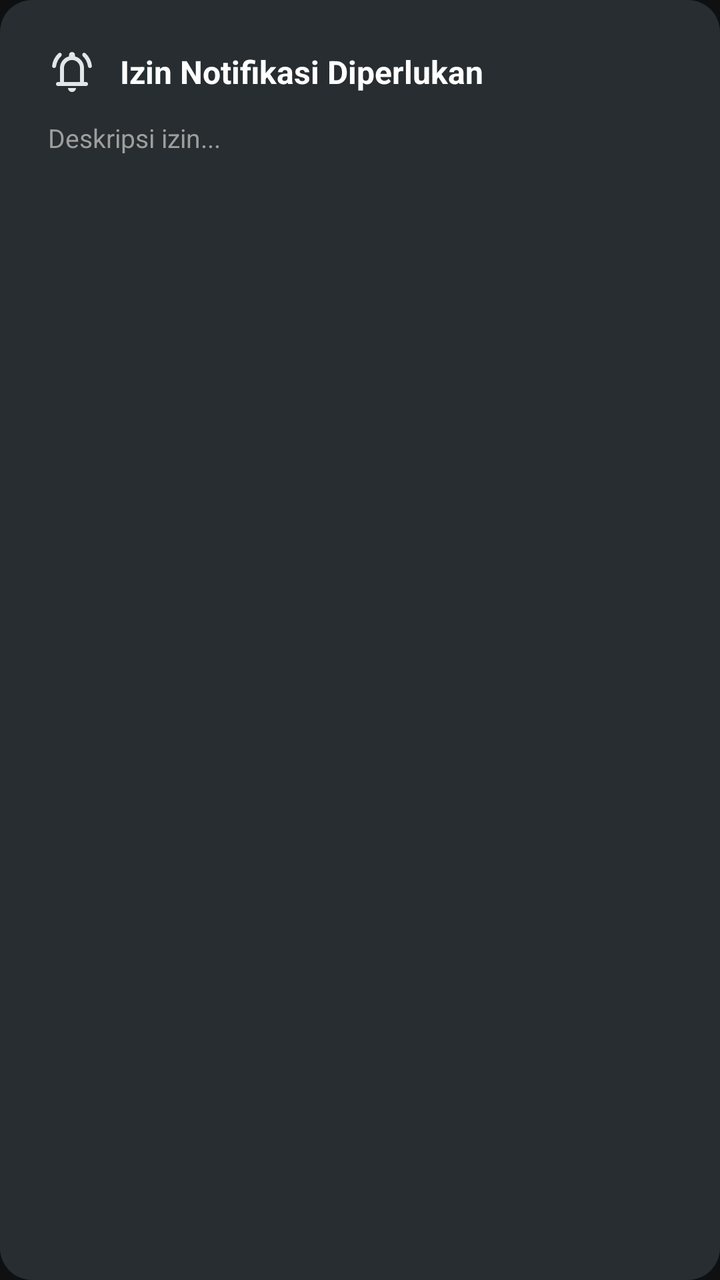
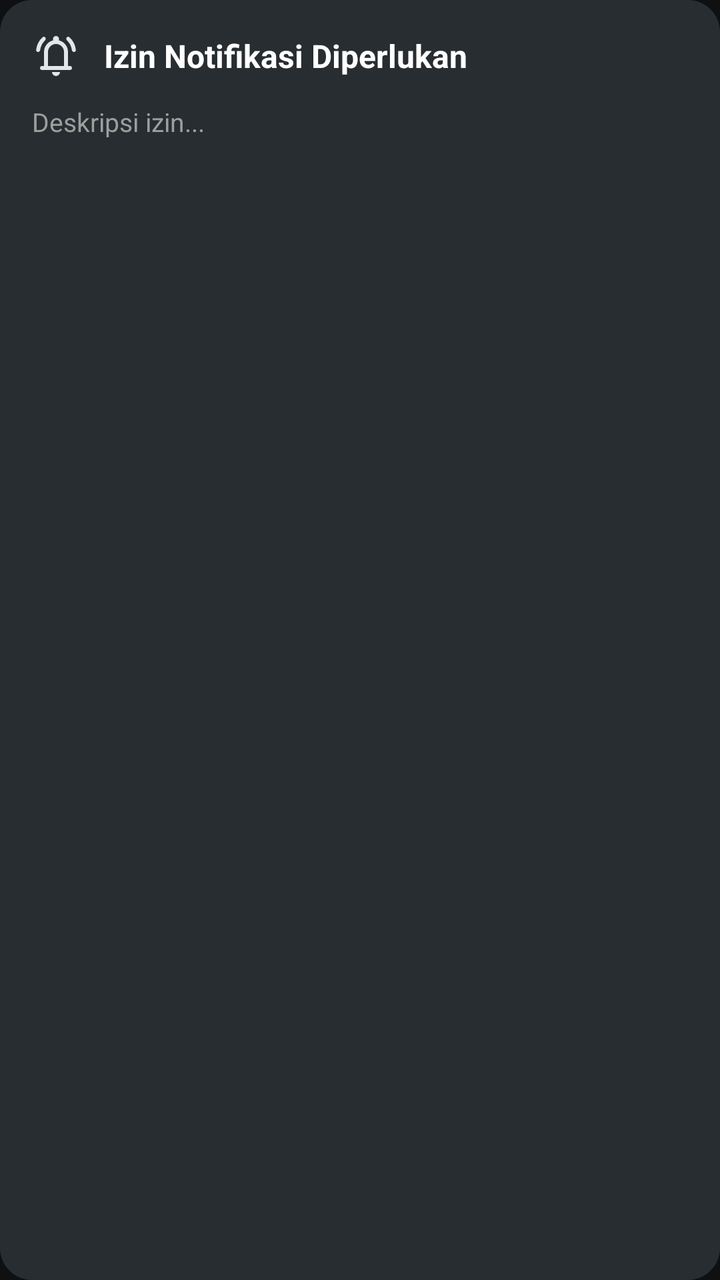

Screens rendered from an Android XML layout before and after an edit, with the pre-edit source and the edit as a unified diff.
<!-- AndroidManifest.xml: application theme Base.Theme.Aurora -->
<!-- res/layout/main_dialog.xml -->
<?xml version="1.0" encoding="utf-8"?>
<LinearLayout xmlns:android="http://schemas.android.com/apk/res/android"
    xmlns:app="http://schemas.android.com/apk/res-auto"
    android:layout_width="match_parent"
    android:layout_height="wrap_content"
    android:layout_margin="22dp"
    android:background="@drawable/bg_dialogs_rounded"
    android:orientation="vertical"
    android:padding="24dp">

    <LinearLayout
        android:layout_width="match_parent"
        android:layout_height="wrap_content"
        android:gravity="center_vertical"
        android:orientation="horizontal"
        android:layout_marginBottom="12dp">

        <ImageView
            android:id="@+id/dialog_icon"
            android:layout_width="24dp"
            android:layout_height="24dp"
            android:layout_marginEnd="12dp"
            android:src="@drawable/ic_notifications" 
            app:tint="@color/onSurface" />

        <TextView
            android:id="@+id/dialog_title"
            android:layout_width="wrap_content"
            android:layout_height="wrap_content"
            android:text="Izin Notifikasi Diperlukan"
            android:textColor="@android:color/white"
            android:textSize="16sp"
            android:textStyle="bold" />
    </LinearLayout>

    <TextView
        android:id="@+id/dialog_message"
        android:layout_width="match_parent"
        android:layout_height="wrap_content"
        android:layout_marginBottom="24dp"
        android:lineSpacingExtra="4dp"
        android:text="Deskripsi izin..."
        android:textColor="#9E9E9E"
        android:textSize="13sp" />

    <LinearLayout
        android:id="@+id/button_container"
        android:layout_width="match_parent"
        android:layout_height="wrap_content"
        android:orientation="vertical" />

</LinearLayout>
<!-- resources referenced by this layout -->
<resources>
  <color name="onSurface">#FFE3E6E8</color>
  <!-- drawable bg_dialogs_rounded (drawable) -->
  <?xml version="1.0" encoding="utf-8"?>
  <shape xmlns:android="http://schemas.android.com/apk/res/android">
      <solid android:color="@color/surfaceContainerHigh" />
      <corners android:radius="@dimen/radius_16dp" />
  </shape>
  <!-- drawable ic_notifications (drawable) -->
  <vector xmlns:android="http://schemas.android.com/apk/res/android"
      android:width="24dp"
      android:height="24dp"
      android:viewportWidth="960"
      android:viewportHeight="960"
      android:tint="?attr/colorControlNormal">
    <path
        android:fillColor="@android:color/white"
        android:pathData="M200,760Q183,760 171.5,748.5Q160,737 160,720Q160,703 171.5,691.5Q183,680 200,680L240,680L240,400Q240,317 290,252.5Q340,188 420,168L420,140Q420,115 437.5,97.5Q455,80 480,80Q505,80 522.5,97.5Q540,115 540,140L540,168Q620,188 670,252.5Q720,317 720,400L720,680L760,680Q777,680 788.5,691.5Q800,703 800,720Q800,737 788.5,748.5Q777,760 760,760L200,760ZM480,460L480,460L480,460L480,460Q480,460 480,460Q480,460 480,460Q480,460 480,460Q480,460 480,460ZM480,880Q447,880 423.5,856.5Q400,833 400,800L560,800Q560,833 536.5,856.5Q513,880 480,880ZM320,680L640,680L640,400Q640,334 593,287Q546,240 480,240Q414,240 367,287Q320,334 320,400L320,680ZM120,400Q103,400 91.5,387Q80,374 82,357Q90,282 124,217.5Q158,153 211,105Q224,94 240.5,95Q257,96 267,110Q277,124 275,140Q273,156 260,168Q221,205 196,254Q171,303 163,360Q161,377 149,388.5Q137,400 120,400ZM840,400Q823,400 811,388.5Q799,377 797,360Q789,303 764,254Q739,205 700,168Q687,156 685,140Q683,124 693,110Q703,96 719.5,95Q736,94 749,105Q802,153 836,217.5Q870,282 878,357Q880,374 868.5,387Q857,400 840,400Z"/>
  </vector>
  <style name="Base.Theme.Aurora" parent="Theme.Material3.Dark.NoActionBar">
          <item name="android:windowBackground">@color/surface</item>
  
          <item name="android:statusBarColor">@android:color/transparent</item>
          <item name="android:navigationBarColor">@android:color/transparent</item>
          <item name="android:windowDrawsSystemBarBackgrounds">true</item>
  
          <item name="android:windowLightStatusBar">false</item>
          <item name="android:windowLightNavigationBar">false</item>
      </style>
  <color name="surfaceContainerHigh">#272D30</color>
  <dimen name="radius_16dp">16dp</dimen>
  <color name="surface">#FF0E1011</color>
</resources>

<!-- the commit's change to res/layout/main_dialog.xml (unified diff, before → after) -->
@@ -6,7 +6,7 @@
     android:layout_margin="22dp"
     android:background="@drawable/bg_dialogs_rounded"
     android:orientation="vertical"
-    android:padding="24dp">
+    android:padding="@dimen/size_pedding_16dp">
 
     <LinearLayout
         android:layout_width="match_parent"
<!-- resource entries referenced after the edit -->
@@ -1,6 +1,7 @@
 <!-- resources referenced by this layout -->
 <resources>
   <color name="onSurface">#FFE3E6E8</color>
+  <dimen name="size_pedding_16dp">16dp</dimen>
   <!-- drawable bg_dialogs_rounded (drawable) -->
   <?xml version="1.0" encoding="utf-8"?>
   <shape xmlns:android="http://schemas.android.com/apk/res/android">
